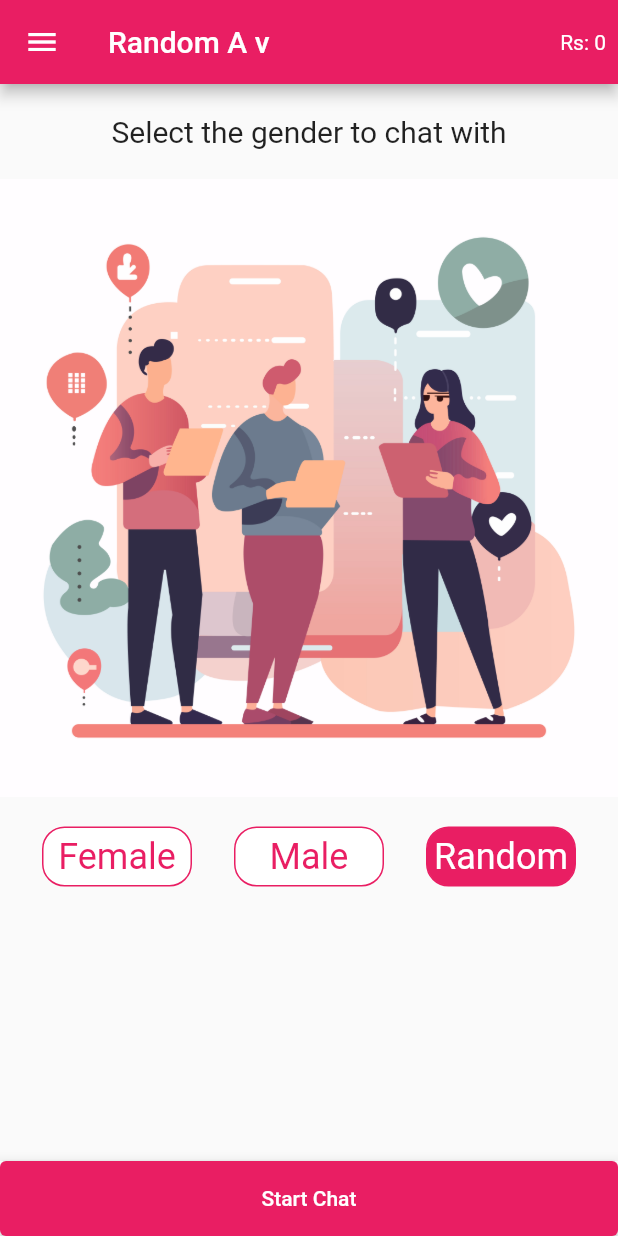
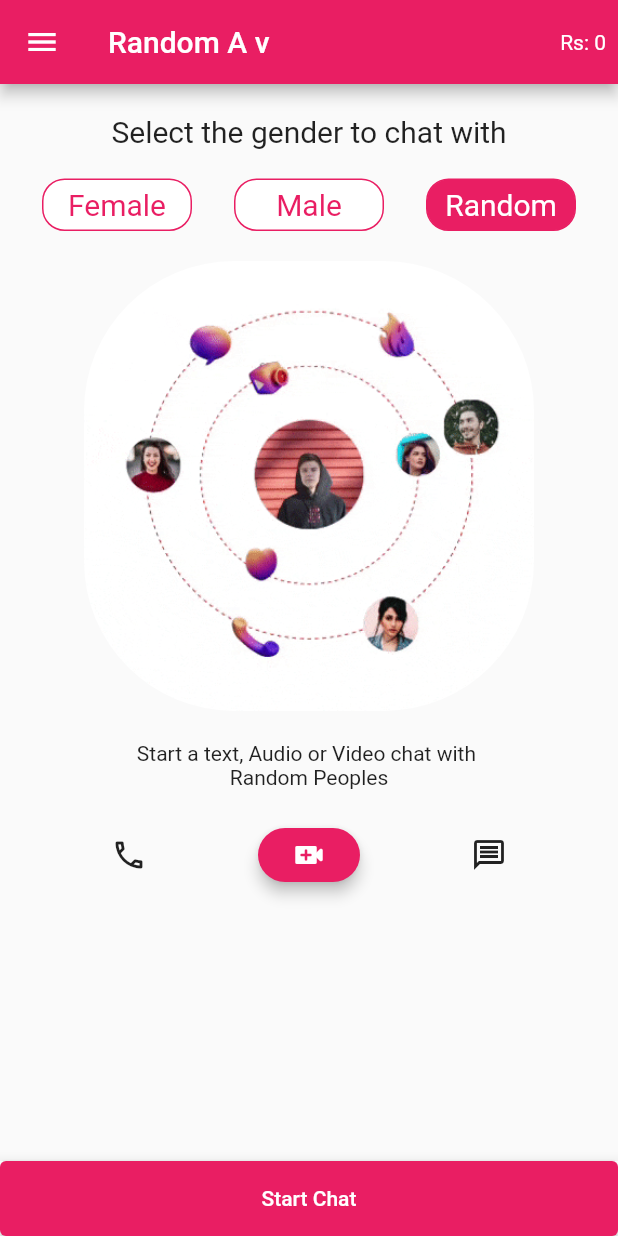
Before and after one commit to ms471841/random_a_v, a Flutter app: the HomeScreen screen opened by its route, on a phone screen of 412 x 824 dp. Run offline on Flutter 3.47's test engine with Material 2 defaults, Android fonts, the phone set to English and light mode, and no system bars; our stand-ins replace equatable, firebase_core, firebase_database, flutter_spinkit, shared_preferences; accounts and stored records are empty; network calls fail.

Commit message:
home page update

```diff
--- a/lib/screens/home_screen.dart
+++ b/lib/screens/home_screen.dart
@@ -120,16 +120,92 @@ class _HomeScreenState extends State<HomeScreen> {
                           const SizedBox(
                             height: 20,
                           ),
-                          Image.asset(selectedImage),
+                          Row(
+                            mainAxisAlignment: MainAxisAlignment.spaceEvenly,
+                            children: [
+                              buildSelectableBox(1, 'Female'),
+                              buildSelectableBox(2, 'Male'),
+                              buildSelectableBox(3, 'Random')
+                            ],
+                          ),
+                          const SizedBox(
+                            height: 20,
+                          ),
+                          Container(
+                            height: 300,
+                            width: 300,
+                            decoration: BoxDecoration(
+                              borderRadius: BorderRadius.circular(100),
+                              image: const DecorationImage(
+                                fit: BoxFit.cover,
+                                image: AssetImage('assets/images/home.gif'),
+                              ),
+                            ),
+                          ),
+                          const SizedBox(
+                            height: 20,
+                          ),
+                          const Text('Start a text, Audio or Video chat with '),
+                          const Text('Random Peoples'),
                           const SizedBox(
                             height: 20,
                           ),
                           Row(
                             mainAxisAlignment: MainAxisAlignment.spaceEvenly,
                             children: [
-                              buildSelectableBox(1, 'Female'),
-                              buildSelectableBox(2, 'Male'),
-                              buildSelectableBox(3, 'Random')
+                              IconButton(
+                                style: ButtonStyle(
+                                  // Customize the shadow color
+                                  shadowColor: MaterialStateProperty.all<Color>(
+                                      Colors.red),
+                                  // Customize the background color
+                                  backgroundColor:
+                                      MaterialStateProperty.all<Color>(
+                                          Colors.blue),
+                                  // Customize the shape (circle in this example)
+                                  shape:
+                                      MaterialStateProperty.all<OutlinedBorder>(
+                                    RoundedRectangleBorder(
+                                      borderRadius: BorderRadius.circular(25.0),
+                                    ),
+                                  ),
+                                ),
+                                onPressed: () {},
+                                icon: const Icon(Icons.call_outlined),
+                                visualDensity: VisualDensity.standard,
+                                // highlightColor: Colors.pink,
+
+                                // splashColor: Colors.pink,
+                                tooltip: 'Audio Call',
+                              ),
+                              ElevatedButton(
+                                onPressed: () {},
+                                style: ButtonStyle(
+                                  backgroundColor:
+                                      MaterialStateProperty.all<Color>(
+                                          Colors.pink),
+                                  elevation:
+                                      MaterialStateProperty.all<double>(4),
+                                  shape:
+                                      MaterialStateProperty.all<OutlinedBorder>(
+                                    RoundedRectangleBorder(
+                                      borderRadius: BorderRadius.circular(100),
+                                    ),
+                                  ),
+                                ),
+                                child: Container(
+                                  padding: const EdgeInsets.all(6),
+                                  child: const Icon(
+                                    Icons.video_call_rounded,
+                                    // color: Colors.white,
+                                  ),
+                                ),
+                              ),
+                              IconButton(
+                                onPressed: () {},
+                                icon: const Icon(Icons.message_outlined),
+                                tooltip: 'Text',
+                              ),
                             ],
                           ),
                           Expanded(
@@ -145,7 +221,7 @@ class _HomeScreenState extends State<HomeScreen> {
                                     onPressed: () {
                                       _find(authValue.user.id);
                                     },
-                                    child: Text('Start Chat'),
+                                    child: const Text('Start Chat'),
                                   ),
                                 ),
                               ),
@@ -194,18 +270,17 @@ class _HomeScreenState extends State<HomeScreen> {
       },
       child: Container(
         width: 100,
-        height: 40,
+        height: 35,
         decoration: BoxDecoration(
-          borderRadius: BorderRadius.circular(15
-          ),
+          borderRadius: BorderRadius.circular(15),
           color: isSelected ? Colors.pink : Colors.white,
           border: Border.all(color: Colors.pink),
         ),
         child: Center(
           child: Text(
-            '$type',
+            type,
             style: TextStyle(
-                fontSize: 24, color: isSelected ? Colors.white : Colors.pink),
+                fontSize: 20, color: isSelected ? Colors.white : Colors.pink),
           ),
         ),
       ),
--- a/pubspec.yaml
+++ b/pubspec.yaml
@@ -45,7 +45,6 @@ dependencies:
   intl: ^0.18.1
   flutter_spinkit: ^5.2.0
 
-
 dev_dependencies:
   flutter_test:
     sdk: flutter
@@ -74,8 +73,7 @@ flutter:
     - assets/images/MALE.png
     - assets/images/FEMALE.png
     - assets/images/random.jpg
-
-
+    - assets/images/home.gif
 
   # An image asset can refer to one or more resolution-specific "variants", see
   # https://flutter.dev/assets-and-images/#resolution-aware
```
Also changed, not shown: assets/images/home.gif (added).
